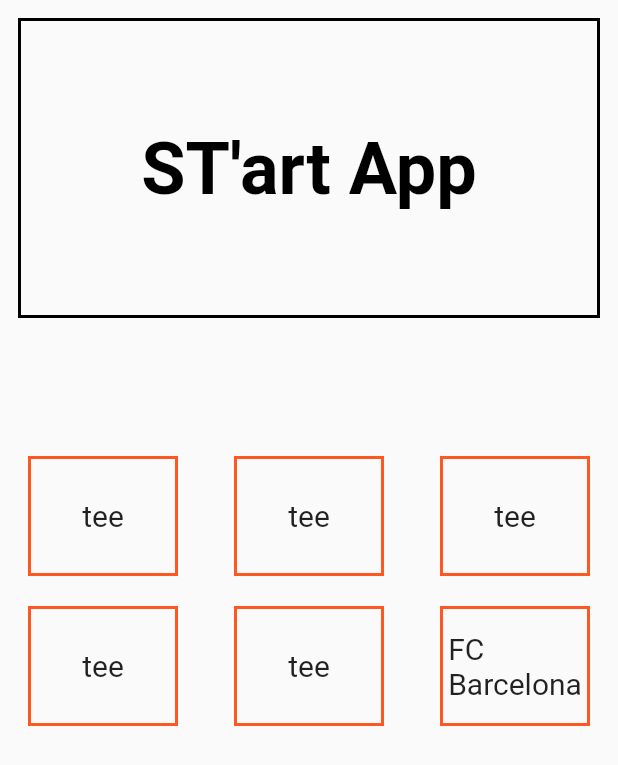
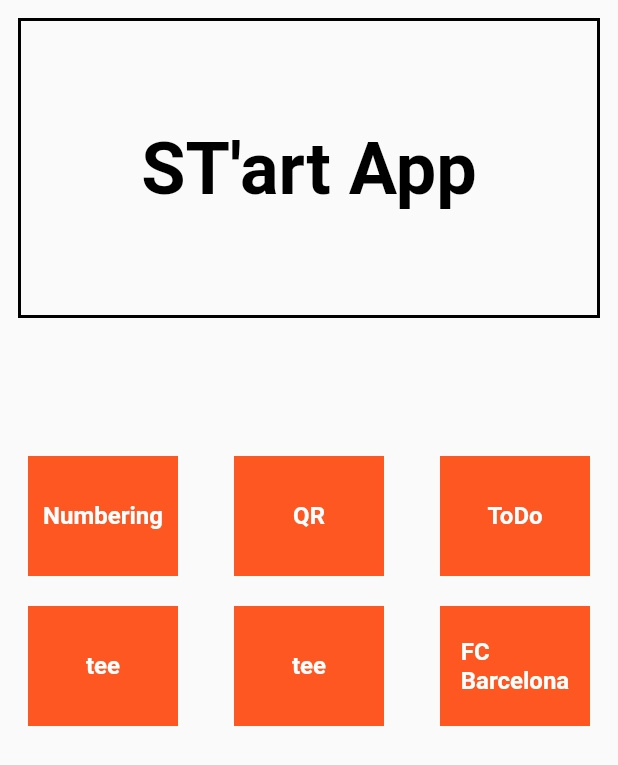
Before and after one commit to suee97/flutterminimini, a Flutter app: what mainScreenContent() shows on an empty page, opened directly, on a phone screen of 412 x 824 dp. Shown: the top 765 px of the screen. Run offline on Flutter 3.47's test engine with Material 2 defaults, Android fonts, the phone set to English and light mode, and no system bars; Roboto replaces fonts that are missing (palatino).

Commit message:
간단 navigation

```diff
--- a/lib/custom_button.dart
+++ /dev/null
@@ -1,11 +0,0 @@
-import 'package:flutter/material.dart';
-
-class CustomButton extends StatelessWidget {
-  const CustomButton({Key? key}) : super(key: key);
-
-  @override
-  Widget build(BuildContext context) {
-    return const Text("hello");
-  }
-
-}
--- a/lib/main.dart
+++ b/lib/main.dart
@@ -1,8 +1,5 @@
 import 'package:flutter/material.dart';
-import 'package:flutterminimini/custom_button.dart';
 import 'package:flutterminimini/player.dart';
-import 'package:flutterminimini/player_detail.dart';
-import 'package:flutterminimini/screens/barcelona.dart';
 import 'package:flutterminimini/screens/home.dart';
 
 void main() {
@@ -24,7 +21,7 @@ class MyApp extends StatelessWidget {
   }
 }
 
-Widget buildRecipeCard(Player recipe) {
+Widget playerCard(Player recipe) {
   return Card(
       elevation: 3.0,
       shape: RoundedRectangleBorder(borderRadius: BorderRadius.circular(8.0)),
--- a/lib/screens/barcelona.dart
+++ b/lib/screens/barcelona.dart
@@ -4,8 +4,8 @@ import '../main.dart';
 import '../player.dart';
 import '../player_detail.dart';
 
-class Barcelona extends StatelessWidget {
-  Barcelona({Key? key}) : super(key: key);
+class BarcelonaScreen extends StatelessWidget {
+  BarcelonaScreen({Key? key}) : super(key: key);
 
   List<Player> players = [
     Player("messi", 'assets/messi1.png', Info(35, 5.0)),
@@ -28,7 +28,7 @@ class Barcelona extends StatelessWidget {
                     return PlayerDetail(player: players[index],);
                   }));
                 },
-                child: buildRecipeCard(players[index]));
+                child: playerCard(players[index]));
           },
           itemCount: players.length,
         ));
--- a/lib/screens/home.dart
+++ b/lib/screens/home.dart
@@ -1,4 +1,5 @@
 import 'package:flutter/material.dart';
+import 'package:flutterminimini/screens/barcelona.dart';
 
 class Home extends StatelessWidget {
   const Home({Key? key}) : super(key: key);
@@ -7,12 +8,12 @@ class Home extends StatelessWidget {
   Widget build(BuildContext context) {
     return Scaffold(
       appBar: AppBar(title: const Text("Main")),
-      body: mainScreenContent(),
+      body: mainScreenContent(context),
     );
   }
 }
 
-Widget mainScreenContent() {
+Widget mainScreenContent(BuildContext context) {
   return Column(
     children: [
       Container(
@@ -30,43 +31,53 @@ Widget mainScreenContent() {
               color: Colors.black),
         ),
       ),
-      SizedBox(height: 80,),
-      Container(
-        child: Row(
+      const SizedBox(
+        height: 80,
+      ),
+      Row(
         mainAxisAlignment: MainAxisAlignment.spaceAround,
         children: [
-            litteBox("tee"),
-            litteBox("tee"),
-            litteBox("tee"),
+          litteBox("Numbering", context, BarcelonaScreen()),
+          litteBox("QR", context, BarcelonaScreen()),
+          litteBox("ToDo", context, BarcelonaScreen()),
         ],
       ),
+      const SizedBox(
+        height: 20,
       ),
-      SizedBox(height: 20,),
-      Container(
-        child: Row(
+      Row(
         mainAxisAlignment: MainAxisAlignment.spaceAround,
         children: [
-            litteBox("tee"),
-            litteBox("tee"),
-            litteBox("FC\nBarcelona"),
+          litteBox("tee", context, BarcelonaScreen()),
+          litteBox("tee", context, BarcelonaScreen()),
+          litteBox("FC\nBarcelona", context, BarcelonaScreen()),
         ],
-        ),
       )
     ],
   );
 }
 
-Widget litteBox(String innerText) {
-  return Container(
+Widget litteBox(String innerText, BuildContext context, Widget screen) {
+  return GestureDetector(
+    onTap: () {
+      Navigator.push(
+          context, MaterialPageRoute(builder: (context) => screen));
+    },
+    child: Container(
       height: 80,
       width: 100,
-    decoration:
-        BoxDecoration(border: Border.all(width: 2, color: Colors.deepOrange)),
+      decoration: BoxDecoration(
+          border: Border.all(width: 2, color: Colors.deepOrange),
+          color: Colors.deepOrange),
       child: Center(
         child: Text(
           innerText,
+          overflow: TextOverflow.ellipsis,
           style: const TextStyle(
-          fontSize: 20
+              color: Colors.white,
+              fontSize: 16,
+              fontFamily: "palatino",
+              fontWeight: FontWeight.w700),
         ),
       ),
     ),
```
Lines whose indentation alone changed are shown as unchanged.
